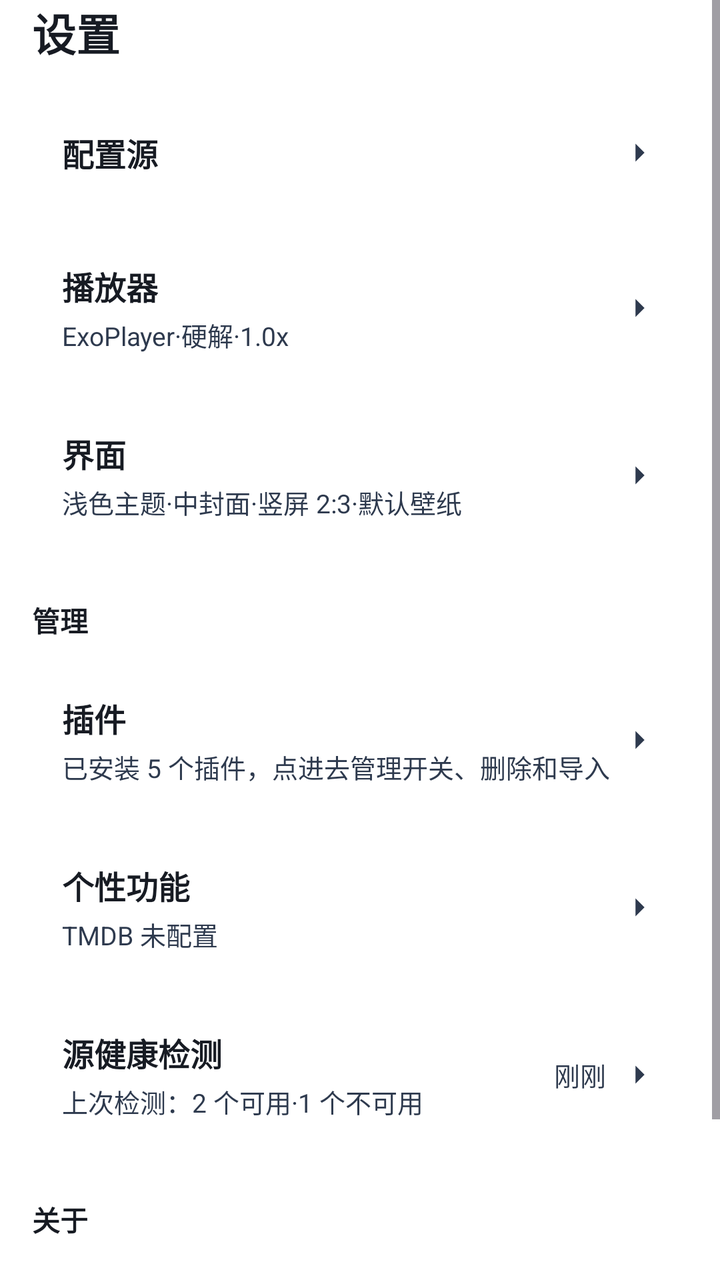
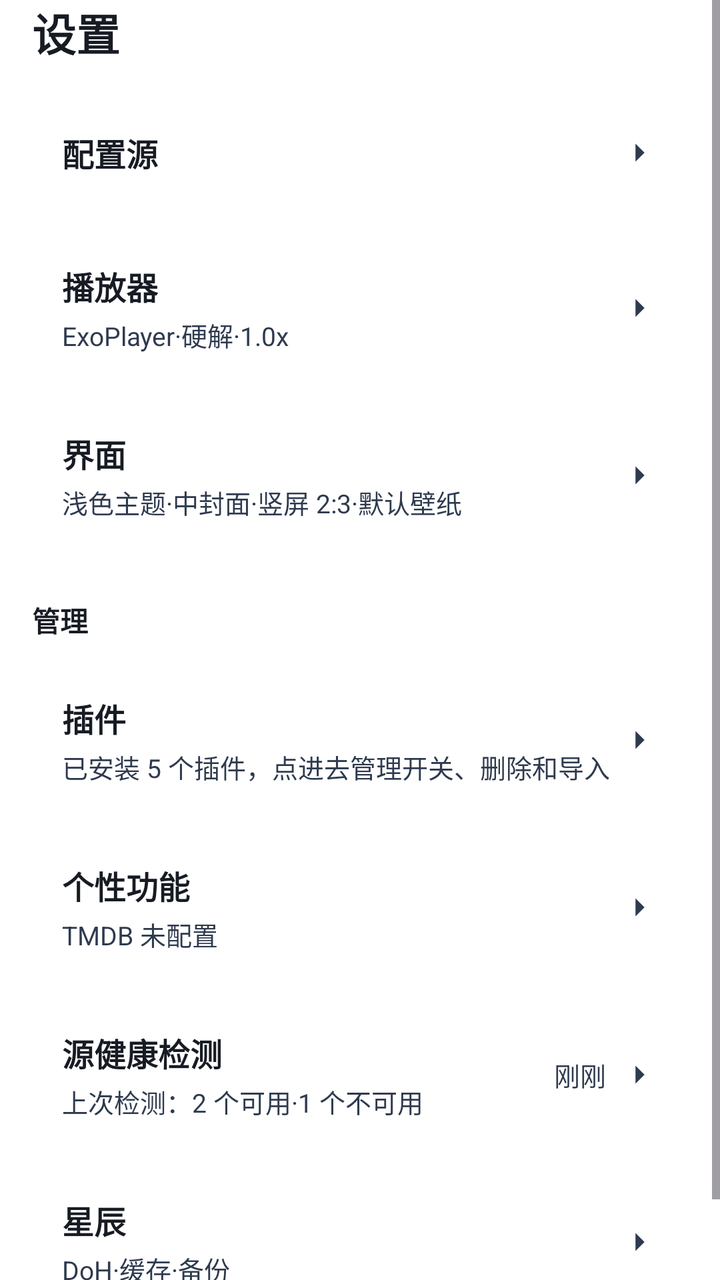

Two renders of the same Android screen: before a commit and after it. Below are the layout's source before the change and the commit's diff.
<!-- AndroidManifest.xml: another module's application theme Theme.App -->
<!-- res/layout/fragment_setting.xml -->
<?xml version="1.0" encoding="utf-8"?>
<ScrollView xmlns:android="http://schemas.android.com/apk/res/android"
    android:layout_width="match_parent"
    android:layout_height="match_parent"
    android:fillViewport="true"
    android:fitsSystemWindows="false">
    <LinearLayout
        android:layout_width="match_parent"
        android:layout_height="wrap_content"
        android:orientation="vertical"
        android:paddingLeft="16dp"
        android:paddingRight="16dp"
        android:paddingTop="0dp"
        android:paddingBottom="16dp">
        <TextView
            android:layout_width="wrap_content"
            android:layout_height="wrap_content"
            android:layout_marginBottom="12dp"
            android:text="设置"
            android:textColor="#171B23"
            android:textSize="22sp"
            android:textStyle="bold" />
        <LinearLayout
            android:id="@+id/card_config"
            android:layout_width="match_parent"
            android:layout_height="wrap_content"
            android:layout_marginBottom="8dp"
            android:background="@drawable/xc_setcard_v2"
            android:clickable="true"
            android:focusable="true"
            android:foreground="?attr/selectableItemBackground"
            android:gravity="center_vertical"
            android:minHeight="64dp"
            android:orientation="horizontal"
            android:padding="15dp">
            <LinearLayout
                android:layout_width="0dp"
                android:layout_height="wrap_content"
                android:layout_weight="1"
                android:orientation="vertical">
                <TextView
                    android:layout_width="wrap_content"
                    android:layout_height="wrap_content"
                    android:text="配置源"
                    android:textColor="#171B23"
                    android:textSize="16sp"
                    android:textStyle="bold" />
            </LinearLayout>
            <ImageView
                android:layout_width="18dp"
                android:layout_height="18dp"
                android:src="@drawable/ic_chev_v2" />
        </LinearLayout>
        <LinearLayout
            android:id="@+id/card_player"
            android:layout_width="match_parent"
            android:layout_height="wrap_content"
            android:layout_marginBottom="8dp"
            android:background="@drawable/xc_setcard_v2"
            android:clickable="true"
            android:focusable="true"
            android:foreground="?attr/selectableItemBackground"
            android:gravity="center_vertical"
            android:minHeight="64dp"
            android:orientation="horizontal"
            android:padding="15dp">
            <LinearLayout
                android:layout_width="0dp"
                android:layout_height="wrap_content"
                android:layout_weight="1"
                android:orientation="vertical">
                <TextView
                    android:layout_width="wrap_content"
                    android:layout_height="wrap_content"
                    android:text="播放器"
                    android:textColor="#171B23"
                    android:textSize="16sp"
                    android:textStyle="bold" />
                <TextView
                    android:id="@+id/text_player_sub"
                    android:layout_width="wrap_content"
                    android:layout_height="wrap_content"
                    android:layout_marginTop="3dp"
                    android:text="ExoPlayer·硬解·1.0x"
                    android:textColor="#2E3A4E"
                    android:textSize="13sp" />
            </LinearLayout>
            <ImageView
                android:layout_width="18dp"
                android:layout_height="18dp"
                android:src="@drawable/ic_chev_v2" />
        </LinearLayout>
        <LinearLayout
            android:id="@+id/card_appearance"
            android:layout_width="match_parent"
            android:layout_height="wrap_content"
            android:layout_marginBottom="8dp"
            android:background="@drawable/xc_setcard_v2"
            android:clickable="true"
            android:focusable="true"
            android:foreground="?attr/selectableItemBackground"
            android:gravity="center_vertical"
            android:minHeight="64dp"
            android:orientation="horizontal"
            android:padding="15dp">
            <LinearLayout
                android:layout_width="0dp"
                android:layout_height="wrap_content"
                android:layout_weight="1"
                android:orientation="vertical">
                <TextView
                    android:layout_width="wrap_content"
                    android:layout_height="wrap_content"
                    android:text="界面"
                    android:textColor="#171B23"
                    android:textSize="16sp"
                    android:textStyle="bold" />
                <TextView
                    android:id="@+id/text_appearance_sub"
                    android:layout_width="wrap_content"
                    android:layout_height="wrap_content"
                    android:layout_marginTop="3dp"
                    android:text="浅色主题·中封面·竖屏 2:3·默认壁纸"
                    android:textColor="#2E3A4E"
                    android:textSize="13sp" />
            </LinearLayout>
            <ImageView
                android:layout_width="18dp"
                android:layout_height="18dp"
                android:src="@drawable/ic_chev_v2" />
        </LinearLayout>
        <TextView
            android:layout_width="wrap_content"
            android:layout_height="wrap_content"
            android:layout_marginTop="16dp"
            android:layout_marginBottom="12dp"
            android:text="管理"
            android:textColor="#171B23"
            android:textSize="14sp"
            android:textStyle="bold" />
        <LinearLayout
            android:id="@+id/card_plugin"
            android:layout_width="match_parent"
            android:layout_height="wrap_content"
            android:layout_marginBottom="8dp"
            android:background="@drawable/xc_setcard_v2"
            android:clickable="true"
            android:focusable="true"
            android:foreground="?attr/selectableItemBackground"
            android:gravity="center_vertical"
            android:minHeight="64dp"
            android:orientation="horizontal"
            android:padding="15dp">
            <LinearLayout
                android:layout_width="0dp"
                android:layout_height="wrap_content"
                android:layout_weight="1"
                android:orientation="vertical">
                <TextView
                    android:layout_width="wrap_content"
                    android:layout_height="wrap_content"
                    android:text="插件"
                    android:textColor="#171B23"
                    android:textSize="16sp"
                    android:textStyle="bold" />
                <TextView
                    android:id="@+id/text_plugin_sub"
                    android:layout_width="wrap_content"
                    android:layout_height="wrap_content"
                    android:layout_marginTop="3dp"
                    android:text="已安装 5 个插件，点进去管理开关、删除和导入"
                    android:textColor="#2E3A4E"
                    android:textSize="13sp" />
            </LinearLayout>
            <ImageView
                android:layout_width="18dp"
                android:layout_height="18dp"
                android:src="@drawable/ic_chev_v2" />
        </LinearLayout>
        <LinearLayout
            android:id="@+id/card_features"
            android:layout_width="match_parent"
            android:layout_height="wrap_content"
            android:layout_marginBottom="8dp"
            android:background="@drawable/xc_setcard_v2"
            android:clickable="true"
            android:focusable="true"
            android:foreground="?attr/selectableItemBackground"
            android:gravity="center_vertical"
            android:minHeight="64dp"
            android:orientation="horizontal"
            android:padding="15dp">
            <LinearLayout
                android:layout_width="0dp"
                android:layout_height="wrap_content"
                android:layout_weight="1"
                android:orientation="vertical">
                <TextView
                    android:layout_width="wrap_content"
                    android:layout_height="wrap_content"
                    android:text="个性功能"
                    android:textColor="#171B23"
                    android:textSize="16sp"
                    android:textStyle="bold" />
                <TextView
                    android:id="@+id/text_features_sub"
                    android:layout_width="wrap_content"
                    android:layout_height="wrap_content"
                    android:layout_marginTop="3dp"
                    android:text="TMDB 未配置"
                    android:textColor="#2E3A4E"
                    android:textSize="13sp" />
            </LinearLayout>
            <ImageView
                android:layout_width="18dp"
                android:layout_height="18dp"
                android:src="@drawable/ic_chev_v2" />
        </LinearLayout>
        <LinearLayout
            android:id="@+id/card_health"
            android:layout_width="match_parent"
            android:layout_height="wrap_content"
            android:layout_marginBottom="8dp"
            android:background="@drawable/xc_setcard_v2"
            android:clickable="true"
            android:focusable="true"
            android:foreground="?attr/selectableItemBackground"
            android:gravity="center_vertical"
            android:minHeight="64dp"
            android:orientation="horizontal"
            android:padding="15dp">
            <LinearLayout
                android:layout_width="0dp"
                android:layout_height="wrap_content"
                android:layout_weight="1"
                android:orientation="vertical">
                <TextView
                    android:layout_width="wrap_content"
                    android:layout_height="wrap_content"
                    android:text="源健康检测"
                    android:textColor="#171B23"
                    android:textSize="16sp"
                    android:textStyle="bold" />
                <TextView
                    android:id="@+id/text_health_sub"
                    android:layout_width="wrap_content"
                    android:layout_height="wrap_content"
                    android:layout_marginTop="3dp"
                    android:text="上次检测：2 个可用·1 个不可用"
                    android:textColor="#2E3A4E"
                    android:textSize="13sp" />
            </LinearLayout>
            <TextView
                android:layout_width="wrap_content"
                android:layout_height="wrap_content"
                android:layout_marginEnd="8dp"
                android:text="刚刚"
                android:textColor="#2E3A4E"
                android:textSize="13sp" />
            <ImageView
                android:layout_width="18dp"
                android:layout_height="18dp"
                android:src="@drawable/ic_chev_v2" />
        </LinearLayout>
        <TextView
            android:layout_width="wrap_content"
            android:layout_height="wrap_content"
            android:layout_marginTop="16dp"
            android:layout_marginBottom="12dp"
            android:text="关于"
            android:textColor="#171B23"
            android:textSize="14sp"
            android:textStyle="bold" />
        <LinearLayout
            android:id="@+id/card_about"
            android:layout_width="match_parent"
            android:layout_height="wrap_content"
            android:layout_marginBottom="8dp"
            android:background="@drawable/xc_setcard_v2"
            android:clickable="true"
            android:focusable="true"
            android:foreground="?attr/selectableItemBackground"
            android:gravity="center_vertical"
            android:minHeight="64dp"
            android:orientation="horizontal"
            android:padding="15dp">
            <LinearLayout
                android:layout_width="0dp"
                android:layout_height="wrap_content"
                android:layout_weight="1"
                android:orientation="vertical">
                <TextView
                    android:layout_width="wrap_content"
                    android:layout_height="wrap_content"
                    android:text="星辰"
                    android:textColor="#171B23"
                    android:textSize="16sp"
                    android:textStyle="bold" />
                <TextView
                    android:id="@+id/text_about_sub"
                    android:layout_width="wrap_content"
                    android:layout_height="wrap_content"
                    android:layout_marginTop="3dp"
                    android:text="版本 0.1.0（UI 草稿）"
                    android:textColor="#2E3A4E"
                    android:textSize="13sp" />
            </LinearLayout>
            <TextView
                android:layout_width="wrap_content"
                android:layout_height="wrap_content"
                android:layout_marginEnd="8dp"
                android:text="已是最新"
                android:textColor="#2E3A4E"
                android:textSize="13sp" />
            <ImageView
                android:layout_width="18dp"
                android:layout_height="18dp"
                android:src="@drawable/ic_chev_v2" />
        </LinearLayout>
    </LinearLayout>
</ScrollView>
<!-- resources referenced by this layout -->
<resources>
  <!-- drawable ic_chev_v2 (drawable) -->
  <?xml version="1.0" encoding="utf-8"?>
  <vector xmlns:android="http://schemas.android.com/apk/res/android"
      android:width="18dp"
      android:height="18dp"
      android:viewportWidth="24"
      android:viewportHeight="24">
      <path
          android:fillColor="#2E3A4E"
          android:pathData="M9,6l6,6l-6,6" />
  </vector>
  <!-- drawable xc_setcard_v2 (drawable) -->
  <?xml version="1.0" encoding="utf-8"?>
  <shape xmlns:android="http://schemas.android.com/apk/res/android" android:shape="rectangle">
      <corners android:radius="10dp" />
      <solid android:color="#57FFFFFF" />
      <stroke android:width="1dp" android:color="#61FFFFFF" />
  </shape>
  <style name="Theme.App" parent="Theme.XingChen">
          <item name="android:windowDisablePreview">true</item>
          <item name="android:windowSplashScreenBackground">#000000</item>
          <item name="android:windowBackground">#000000</item>
      </style>
  <style name="Theme.XingChen" parent="Theme.Material3.DayNight.NoActionBar">
          <item name="android:windowBackground">@android:color/transparent</item>
                <item name="android:colorBackground">@android:color/transparent</item>
          <item name="colorPrimary">#f0a400</item>
          <item name="colorPrimaryVariant">#c07f00</item>
          <item name="colorOnPrimary">@android:color/white</item>
      </style>
</resources>

<!-- the commit's change to res/layout/fragment_setting.xml (unified diff, before → after) -->
@@ -262,17 +262,8 @@
                 android:layout_height="18dp"
                 android:src="@drawable/ic_chev_v2" />
         </LinearLayout>
-        <TextView
-            android:layout_width="wrap_content"
-            android:layout_height="wrap_content"
-            android:layout_marginTop="16dp"
-            android:layout_marginBottom="12dp"
-            android:text="关于"
-            android:textColor="#171B23"
-            android:textSize="14sp"
-            android:textStyle="bold" />
-        <LinearLayout
-            android:id="@+id/card_about"
+                <LinearLayout
+            android:id="@+id/card_xingchen"
             android:layout_width="match_parent"
             android:layout_height="wrap_content"
             android:layout_marginBottom="8dp"
@@ -297,21 +288,14 @@
                     android:textSize="16sp"
                     android:textStyle="bold" />
                 <TextView
-                    android:id="@+id/text_about_sub"
-                    android:layout_width="wrap_content"
-                    android:layout_height="wrap_content"
-                    android:layout_marginTop="3dp"
-                    android:text="版本 0.1.0（UI 草稿）"
-                    android:textColor="#2E3A4E"
-                    android:textSize="13sp" />
-            </LinearLayout>
-            <TextView
-                android:layout_width="wrap_content"
-                android:layout_height="wrap_content"
-                android:layout_marginEnd="8dp"
-                android:text="已是最新"
-                android:textColor="#2E3A4E"
-                android:textSize="13sp" />
+                    android:id="@+id/text_xingchen_sub"
+                    android:layout_width="wrap_content"
+                    android:layout_height="wrap_content"
+                    android:layout_marginTop="3dp"
+                    android:text="DoH·缓存·备份"
+                    android:textColor="#2E3A4E"
+                    android:textSize="13sp" />
+            </LinearLayout>
             <ImageView
                 android:layout_width="18dp"
                 android:layout_height="18dp"
